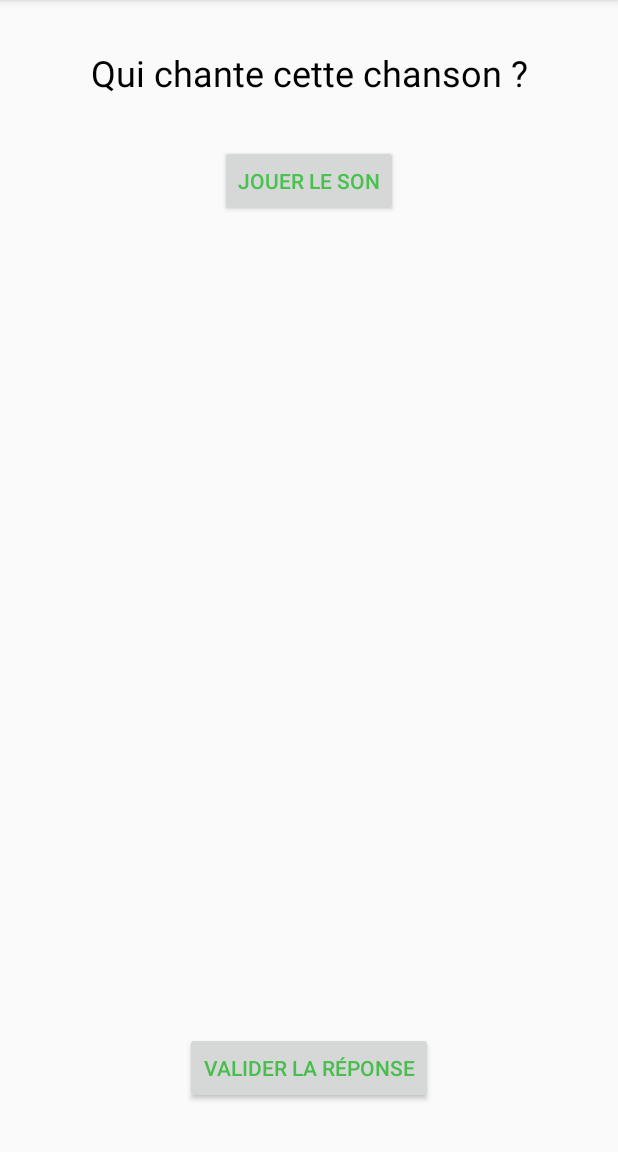
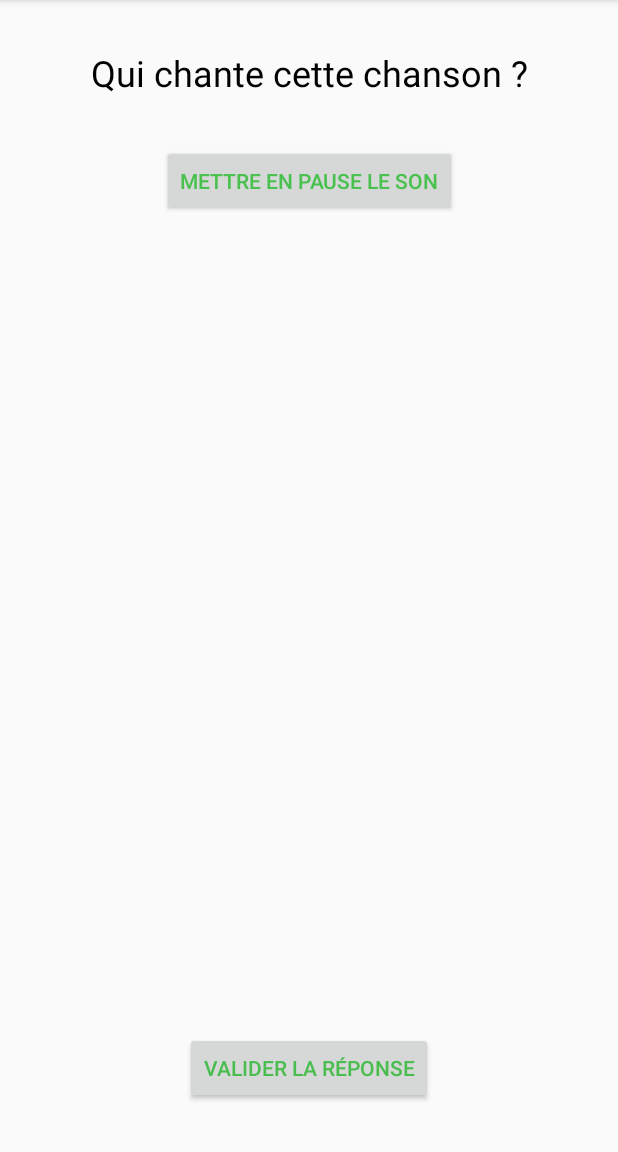
Before and after one commit to coding-factory-classrooms/android-l2-flashcards-emerick-florent-marine-android, an Android app: the QuestionActivity screen opened directly, with no data from a screen before it, after a tap on "JOUER LE SON", on a phone screen of 412 x 824 dp, the part 84-1236 px from its top. Run offline under Robolectric (Android 15) with nearby library versions, the phone set to English and light mode, and no system bars.

Commit message:
sound
sound

```diff
--- a/app/src/main/java/com/g2/musique/QuestionActivity.java
+++ b/app/src/main/java/com/g2/musique/QuestionActivity.java
@@ -28,14 +28,18 @@ public class QuestionActivity extends AppCompatActivity {
             mediaPlayer.pause();
             button.setText(getString(R.string.play_music_btn));
         }
-        else if(!mediaPlayer.isLooping())
-        {
-            button.setText(getString(R.string.play_music_btn));
-        }
         else
         {
             mediaPlayer.start();
             button.setText(getString(R.string.pause_music_btn));
         }
+
+        mediaPlayer.setOnCompletionListener(new MediaPlayer.OnCompletionListener() {
+            @Override
+            public void onCompletion(MediaPlayer mp) {
+                Button button = findViewById(R.id.playButton);
+                button.setText(getString(R.string.play_music_btn));
+            }
+        });
     }
 }
--- a/app/src/main/res/layout/activity_question.xml
+++ b/app/src/main/res/layout/activity_question.xml
@@ -30,6 +30,7 @@
         app:layout_constraintStart_toStartOf="parent" />
 
     <Button
+        android:id="@+id/playButton"
         android:layout_width="wrap_content"
         android:layout_height="wrap_content"
         android:layout_marginTop="32dp"
```
